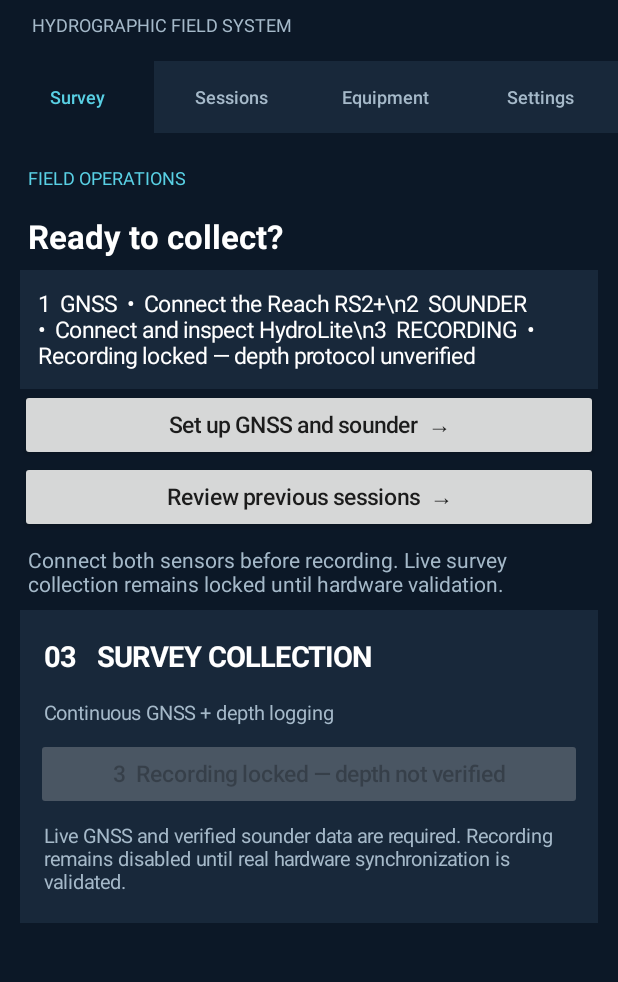
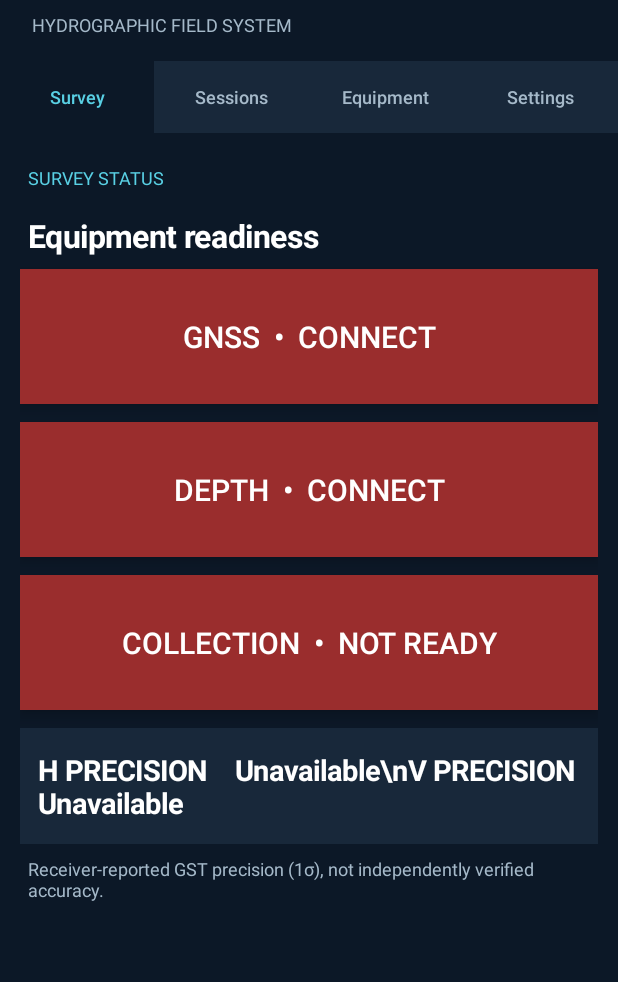
Before and after one commit to fieldlogic-lab/TriDroneUpgrades, an Android app: the screen it shows after launch (MainActivity), on a phone screen of 412 x 824 dp, the part 95-1077 px from its top. Run offline under Robolectric (Android 15) with nearby library versions, the light colour scheme and no system bars; pictures from the network do not load.

Commit message:
ux: simplify Survey to three large traffic-light controls and live H/V precision

```diff
--- a/app/src/main/java/com/massisolutions/tridrone/MainActivity.kt
+++ b/app/src/main/java/com/massisolutions/tridrone/MainActivity.kt
@@ -22,6 +22,10 @@ class MainActivity : Activity(), LocationListener {
     private lateinit var liveSounderActions: LinearLayout
     private val sessionsRepository by lazy { SessionRepository(filesDir) }
     private lateinit var surveySummary: TextView
+    private lateinit var surveyGnssLamp: Button
+    private lateinit var surveyDepthLamp: Button
+    private lateinit var surveyCollectionLamp: Button
+    private lateinit var surveyPrecision: TextView
     private lateinit var setupStatus: TextView
     private lateinit var setupNext: Button
     private lateinit var setupSounder: LinearLayout
@@ -268,17 +272,28 @@ class MainActivity : Activity(), LocationListener {
             tabButtons.add(tab)
             tabBar.addView(tab, LinearLayout.LayoutParams(0, -2, 1f))
         }
-        surveyPage.addView(heading("FIELD OPERATIONS", 12f, cyan))
-        surveyPage.addView(heading("Ready to collect?", 22f).apply { setTypeface(null, Typeface.BOLD) })
-        surveySummary = heading("GNSS  •  Awaiting receiver\nSOUNDER  •  Not verified", 15f, Color.WHITE)
-        surveySummary.setPadding(18, 18, 18, 18)
-        surveySummary.setBackgroundColor(panel)
-        surveyPage.addView(surveySummary)
-        surveyPage.addView(action("Set up GNSS and sounder  →") { selectPage(2) })
-        surveyPage.addView(action("Review previous sessions  →") { selectPage(1) })
-        surveyPage.addView(heading("Connect both sensors before recording. Live survey collection remains locked until hardware validation.", 14f, muted))
-        (captureCard.parent as? android.view.ViewGroup)?.removeView(captureCard)
-        surveyPage.addView(captureCard)
+        surveyPage.addView(heading("SURVEY STATUS", 12f, cyan))
+        surveyPage.addView(heading("Equipment readiness", 21f).apply { setTypeface(null, Typeface.BOLD) })
+        fun signal(title: String, onTap: () -> Unit): Button = action(title, onTap).apply {
+            textSize = 20f
+            setTextColor(Color.WHITE)
+            minHeight = (90 * resources.displayMetrics.density).toInt()
+            minimumHeight = minHeight
+            setBackgroundColor(Color.rgb(143, 43, 43))
+            val params = LinearLayout.LayoutParams(-1, -2)
+            params.bottomMargin = (12 * resources.displayMetrics.density).toInt()
+            surveyPage.addView(this, params)
+        }
+        surveyGnssLamp = signal("GNSS  •  CONNECT") { selectPage(2) }
+        surveyDepthLamp = signal("DEPTH  •  CONNECT") { selectPage(2) }
+        surveyCollectionLamp = signal("COLLECTION  •  NOT READY") { selectPage(2) }
+        surveyPrecision = heading("H precision   Unavailable\nV precision   Unavailable", 19f, Color.WHITE).apply {
+            setTypeface(null, Typeface.BOLD)
+            setBackgroundColor(panel)
+            setPadding(18, 22, 18, 22)
+        }
+        surveyPage.addView(surveyPrecision)
+        surveyPage.addView(heading("Receiver-reported GST precision (1σ), not independently verified accuracy.", 12f, muted))
         sessionsPage.addView(heading("SESSIONS", 12f, cyan))
         sessionsPage.addView(heading("Review & export", 22f))
         (reviewCard.parent as? android.view.ViewGroup)?.removeView(reviewCard)
@@ -586,6 +601,41 @@ class MainActivity : Activity(), LocationListener {
                 "\\n3  RECORDING  •  " + operator.recording
             setupNext.isEnabled = operator.canRecord
         }
+        // Clear large-field indicators: red = absent/fault, amber = partial or unverified,
+        // green = verified acquisition status only. No simulated data can turn an indicator green.
+        val receiverState = gnss.getString("state", "disconnected").orEmpty()
+        val qualityCode = gnss.getString("quality", null)
+        val gnssGood = live && qualityCode == "4"
+        val gnssColor = when {
+            gnssGood -> Color.rgb(24, 130, 75)
+            receiverState == "connecting" || receiverState == "reconnecting" || live -> Color.rgb(177, 111, 24)
+            else -> Color.rgb(154, 45, 45)
+        }
+        fun styleLamp(button: Button, title: String, color: Int) {
+            button.text = title
+            button.setBackgroundColor(color)
+            button.elevation = if (color == Color.rgb(24, 130, 75)) 14f else 8f
+        }
+        styleLamp(surveyGnssLamp, "GNSS  •  " +
+            when {
+                gnssGood -> "RTK FIX"
+                live && qualityCode == "5" -> "FLOAT — WAIT"
+                live -> "CHECK FIX"
+                receiverState == "connecting" || receiverState == "reconnecting" -> "CONNECTING"
+                else -> "CONNECT"
+            }, gnssColor)
+        val sounderLink = getSharedPreferences("sounder_diagnostics", MODE_PRIVATE).getString("state", "")
+        styleLamp(surveyDepthLamp,
+            if (sounderLink == "connected") "DEPTH  •  UNVERIFIED" else "DEPTH  •  CONNECT",
+            if (sounderLink == "connected" || sounderLink == "connecting") Color.rgb(177, 111, 24)
+            else Color.rgb(154, 45, 45))
+        styleLamp(surveyCollectionLamp, "COLLECTION  •  NOT READY", Color.rgb(154, 45, 45))
+        val gstFresh = live && (System.currentTimeMillis() - gnss.getLong("gst_received_ms", 0L)) in 0..5000
+        val horizontal = if (gstFresh) gnss.getString("h_sigma_m", null)?.toDoubleOrNull()?.takeIf { it.isFinite() && it >= 0 } else null
+        val vertical = if (gstFresh) gnss.getString("v_sigma_m", null)?.toDoubleOrNull()?.takeIf { it.isFinite() && it >= 0 } else null
+        fun precision(v: Double?) = if (v == null) "Unavailable" else String.format(Locale.US, "%.3f m", v)
+        surveyPrecision.text = "H PRECISION    " + precision(horizontal) +
+            "\\nV PRECISION    " + precision(vertical)
         setupSounder.alpha = 1f
         val rt = getSharedPreferences("rtk_status", MODE_PRIVATE)
         val rtAge = System.currentTimeMillis() - rt.getLong("last_fix_ms", 0L)
```
